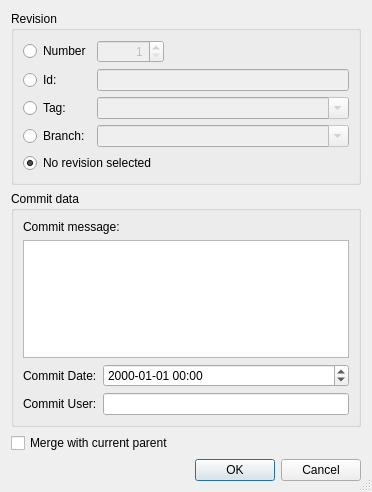
Before: the Qt Designer form Plugins/VcsPlugins/vcsMercurial/HgBackoutDialog.ui in testmana2/test, drawn with Qt 5.
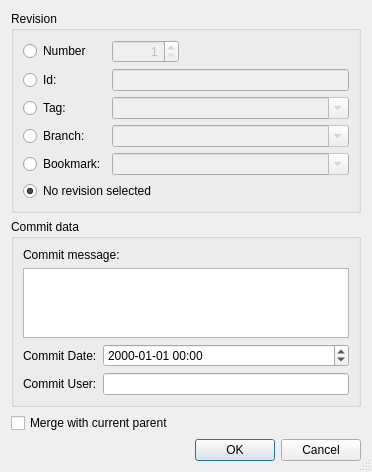
After: the same form once the commit is applied.

Commit message: Continued with Mercurial bookmark support.

```diff
--- a/Plugins/VcsPlugins/vcsMercurial/HgBackoutDialog.ui
+++ b/Plugins/VcsPlugins/vcsMercurial/HgBackoutDialog.ui
@@ -7,7 +7,7 @@
     <x>0</x>
     <y>0</y>
     <width>372</width>
-    <height>492</height>
+    <height>455</height>
    </rect>
   </property>
   <property name="windowTitle">
@@ -143,7 +143,36 @@
         </property>
        </widget>
       </item>
-      <item row="4" column="0" colspan="3">
+      <item row="4" column="0">
+       <widget class="QRadioButton" name="bookmarkButton">
+        <property name="toolTip">
+         <string>Select to specify a revision by a bookmark</string>
+        </property>
+        <property name="text">
+         <string>Bookmark:</string>
+        </property>
+       </widget>
+      </item>
+      <item row="4" column="1" colspan="2">
+       <widget class="QComboBox" name="bookmarkCombo">
+        <property name="enabled">
+         <bool>false</bool>
+        </property>
+        <property name="sizePolicy">
+         <sizepolicy hsizetype="Expanding" vsizetype="Fixed">
+          <horstretch>0</horstretch>
+          <verstretch>0</verstretch>
+         </sizepolicy>
+        </property>
+        <property name="toolTip">
+         <string>Enter a bookmark name</string>
+        </property>
+        <property name="editable">
+         <bool>true</bool>
+        </property>
+       </widget>
+      </item>
+      <item row="5" column="0" colspan="2">
        <widget class="QRadioButton" name="noneButton">
         <property name="toolTip">
          <string>Select to not specify a specific revision</string>
```
Left out of the diff: 26 changed lines with no effect on the pictures. The commit also changes 17 other files.
